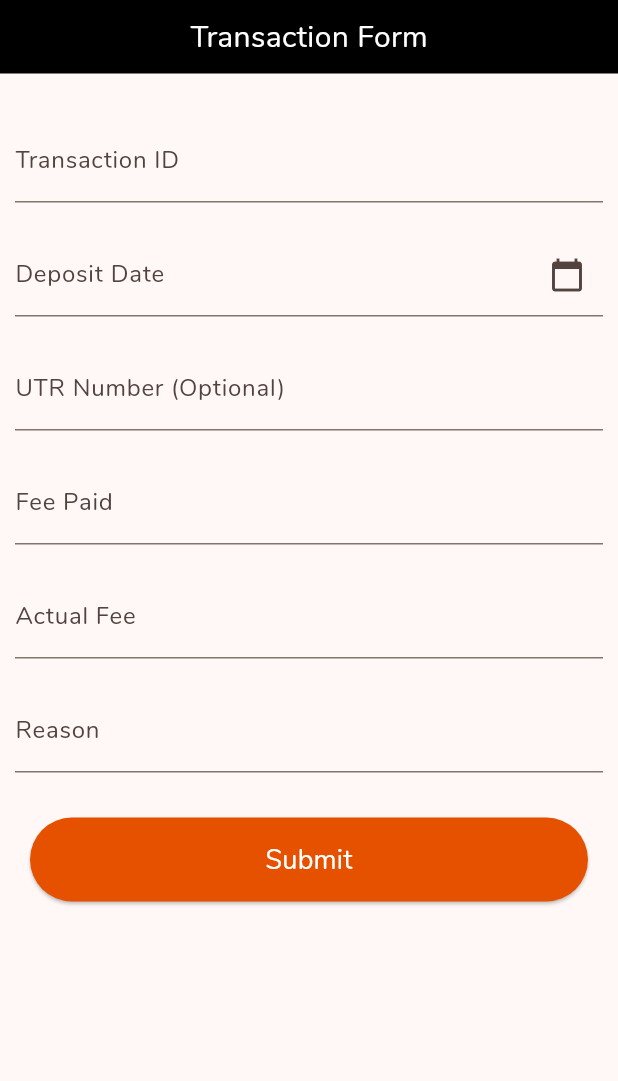
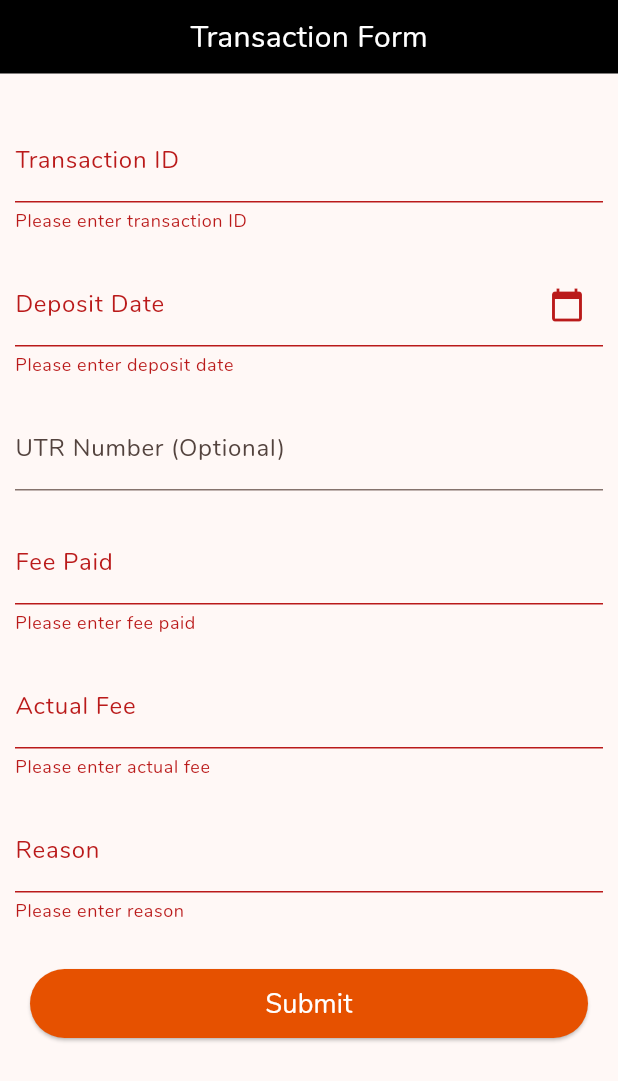
Before and after one commit to FusionIIIT/Fusion-mobile, a Flutter app: the TransactionForm screen opened directly, after a tap on "Submit", on a phone screen of 412 x 824 dp. Shown: the top 1081 px of the screen. Run offline on Flutter 3.47's test engine with Material 3 defaults, Android fonts, the phone set to English and light mode, and no system bars; our stand-ins replace date_field.

Commit message:
added final registration functionality

```diff
--- a/lib/api.dart
+++ b/lib/api.dart
@@ -23,6 +23,7 @@ String kConfigureFinalRegistration =
     "/academic-procedures/api/acad/configure_final_registration/";
 String kFacultyGetAssignedCourses =
     "/academic-procedures/api/fac/view_assigned_courses/";
+String kFinalRegistration = "/academic-procedures/api/stu/final_registration/";
 
 //Complaint
 String kComplaintService = "/complaint/api/studentcomplain";
--- a/lib/screens/Academic/Registration/final_registration.dart
+++ b/lib/screens/Academic/Registration/final_registration.dart
@@ -1,5 +1,7 @@
+import 'dart:convert';
 import 'package:flutter/material.dart';
-import 'package:flutter/widgets.dart';
+import 'package:fusion/services/academic_service.dart';
+import 'package:http/http.dart';
 
 class TransactionForm extends StatefulWidget {
   @override
@@ -8,6 +10,7 @@ class TransactionForm extends StatefulWidget {
 
 class _TransactionFormState extends State<TransactionForm> {
   final _formKey = GlobalKey<FormState>();
+  String? _responseText;
   late TextEditingController _transactionIdController;
   late TextEditingController _depositDateController;
   late TextEditingController _utrNumberController;
@@ -16,7 +19,7 @@ class _TransactionFormState extends State<TransactionForm> {
   late TextEditingController _reasonController;
   late TextEditingController _feeReceiptController;
   late DateTime _selectedDate;
-  String? _selectedFile;
+  late AcademicService academicService;
 
   @override
   void initState() {
@@ -29,7 +32,8 @@ class _TransactionFormState extends State<TransactionForm> {
     _reasonController = TextEditingController();
     _feeReceiptController = TextEditingController();
     _selectedDate = DateTime.now();
-    _selectedFile = null;
+    academicService = AcademicService();
+    // _selectedFile = null;
   }
 
   @override
@@ -58,12 +62,43 @@ class _TransactionFormState extends State<TransactionForm> {
       });
   }
 
-  Future<void> _selectFile() async {
-    // Implement file selection logic here (e.g., using file picker package)
-    setState(() {
-      // Set the selected file path
-      _selectedFile = "Selected file path";
-    });
+  // Future<void> _selectFile() async {
+  //   // Implement file selection logic here (e.g., using file picker package)
+  //   setState(() {
+  //     // Set the selected file path
+  //     _selectedFile = "Selected file path";
+  //   });
+  // }
+
+  Future<void> _submitForm() async {
+    if (_formKey.currentState!.validate()) {
+      // Retrieve text data from controllers
+      String transactionId = _transactionIdController.text;
+      String depositDate = _depositDateController.text;
+      String utrNumber = _utrNumberController.text;
+      String feePaid = _feePaidController.text;
+      String actualFee = _actualFeeController.text;
+      String reason = _reasonController.text;
+
+      // Perform further actions with the data, such as submitting to an API or saving locally
+
+      // Example: Print the data
+      print('Transaction ID: $transactionId');
+      print('Deposit Date: $depositDate');
+      print('UTR Number: $utrNumber');
+      print('Fee Paid: $feePaid');
+      print('Actual Fee: $actualFee');
+      print('Reason: $reason');
+
+      // You can add your logic here to submit the form data
+
+      Response response = await academicService.finalRegistration(transactionId, depositDate, utrNumber, feePaid, actualFee, reason);
+      setState(() {
+        _responseText = (jsonDecode(response.body))["message"];
+      });
+
+      print(_responseText);
+    }
   }
 
   @override
@@ -74,7 +109,7 @@ class _TransactionFormState extends State<TransactionForm> {
       // ),
       body: SingleChildScrollView(
         child: Padding(
-          padding: const EdgeInsets.all(0.0),
+          padding: const EdgeInsets.only(bottom: 10.0),
           child: Form(
             key: _formKey,
             child: Column(
@@ -205,15 +240,13 @@ class _TransactionFormState extends State<TransactionForm> {
                 Padding(
                   padding: const EdgeInsets.symmetric(horizontal: 20),
                   child: ElevatedButton(
-                    onPressed: () {
-                      // Handle submit action
-                    },
+                    onPressed: _submitForm,
                     style: ButtonStyle(
                       backgroundColor: MaterialStateProperty.all(Colors.orange[
                           900]), // Setting background color of button to blue
                     ),
                     child: Padding(
-                      padding: EdgeInsets.symmetric(vertical: 15),
+                      padding: EdgeInsets.symmetric(vertical: 10),
                       child: Text('Submit',
                           style: TextStyle(fontSize: 18, color: Colors.white)),
                     ),
```
Also changed, not shown: lib/services/academic_service.dart (+42 -0 lines).
